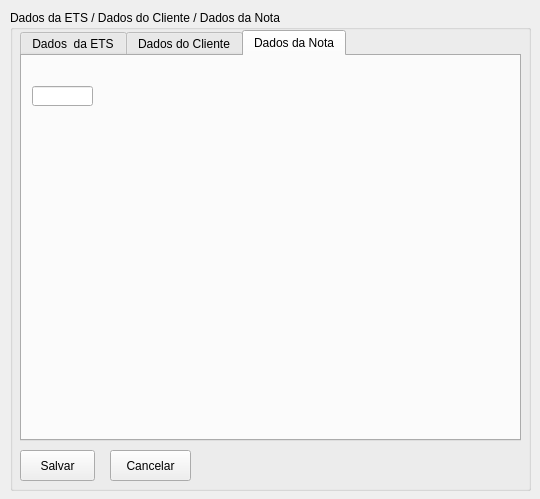
Qt form frm_nota_debito.ui (andrecamposdelfino/gerenciador_fatura) before a commit.
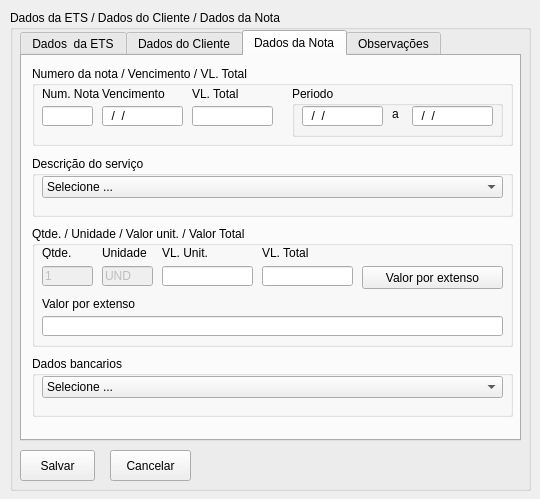
The same form after that commit. The open tabs and pages were chosen to show the change. Icons and pictures are not drawn.

Commit message: Atualização do formulario de nota de debito

Diff of the .ui file:
```diff
--- a/frm_nota_debito.ui
+++ b/frm_nota_debito.ui
@@ -494,14 +494,402 @@
       <attribute name="title">
        <string>Dados da Nota</string>
       </attribute>
-      <widget class="QLineEdit" name="lineEdit">
+      <widget class="QGroupBox" name="groupBox_6">
        <property name="geometry">
         <rect>
          <x>10</x>
-         <y>30</y>
-         <width>61</width>
-         <height>20</height>
+         <y>10</y>
+         <width>481</width>
+         <height>80</height>
         </rect>
+       </property>
+       <property name="title">
+        <string>Numero da nota / Vencimento / VL. Total</string>
+       </property>
+       <widget class="QLineEdit" name="txtNumeroNota">
+        <property name="geometry">
+         <rect>
+          <x>10</x>
+          <y>40</y>
+          <width>51</width>
+          <height>20</height>
+         </rect>
+        </property>
+       </widget>
+       <widget class="QLabel" name="label_15">
+        <property name="geometry">
+         <rect>
+          <x>10</x>
+          <y>20</y>
+          <width>61</width>
+          <height>16</height>
+         </rect>
+        </property>
+        <property name="text">
+         <string>Num. Nota</string>
+        </property>
+       </widget>
+       <widget class="QLabel" name="label_16">
+        <property name="geometry">
+         <rect>
+          <x>70</x>
+          <y>20</y>
+          <width>71</width>
+          <height>16</height>
+         </rect>
+        </property>
+        <property name="text">
+         <string>Vencimento</string>
+        </property>
+       </widget>
+       <widget class="QLineEdit" name="txtVencimento">
+        <property name="geometry">
+         <rect>
+          <x>70</x>
+          <y>40</y>
+          <width>81</width>
+          <height>20</height>
+         </rect>
+        </property>
+        <property name="inputMask">
+         <string>00/00/0000</string>
+        </property>
+       </widget>
+       <widget class="QLabel" name="label_17">
+        <property name="geometry">
+         <rect>
+          <x>160</x>
+          <y>20</y>
+          <width>71</width>
+          <height>16</height>
+         </rect>
+        </property>
+        <property name="text">
+         <string>VL. Total</string>
+        </property>
+       </widget>
+       <widget class="QLineEdit" name="txtValorTotal">
+        <property name="geometry">
+         <rect>
+          <x>160</x>
+          <y>40</y>
+          <width>81</width>
+          <height>20</height>
+         </rect>
+        </property>
+       </widget>
+       <widget class="QGroupBox" name="groupBox_7">
+        <property name="geometry">
+         <rect>
+          <x>260</x>
+          <y>20</y>
+          <width>211</width>
+          <height>51</height>
+         </rect>
+        </property>
+        <property name="title">
+         <string>Periodo</string>
+        </property>
+        <widget class="QLineEdit" name="txtPeriodo1">
+         <property name="geometry">
+          <rect>
+           <x>10</x>
+           <y>20</y>
+           <width>81</width>
+           <height>20</height>
+          </rect>
+         </property>
+         <property name="inputMask">
+          <string>00/00/0000</string>
+         </property>
+        </widget>
+        <widget class="QLineEdit" name="txtPeriodo2">
+         <property name="geometry">
+          <rect>
+           <x>120</x>
+           <y>20</y>
+           <width>81</width>
+           <height>20</height>
+          </rect>
+         </property>
+         <property name="inputMask">
+          <string>00/00/0000</string>
+         </property>
+        </widget>
+        <widget class="QLabel" name="label_18">
+         <property name="geometry">
+          <rect>
+           <x>100</x>
+           <y>20</y>
+           <width>16</width>
+           <height>16</height>
+          </rect>
+         </property>
+         <property name="text">
+          <string>a</string>
+         </property>
+        </widget>
+       </widget>
+      </widget>
+      <widget class="QGroupBox" name="groupBox_8">
+       <property name="geometry">
+        <rect>
+         <x>10</x>
+         <y>100</y>
+         <width>481</width>
+         <height>61</height>
+        </rect>
+       </property>
+       <property name="title">
+        <string>Descrição do serviço</string>
+       </property>
+       <widget class="QComboBox" name="cmbServico">
+        <property name="geometry">
+         <rect>
+          <x>10</x>
+          <y>20</y>
+          <width>461</width>
+          <height>22</height>
+         </rect>
+        </property>
+        <item>
+         <property name="text">
+          <string>Selecione ...</string>
+         </property>
+        </item>
+        <item>
+         <property name="text">
+          <string>LOCAÇÃO DE EQUIPAMENTO SEM OPERADOR</string>
+         </property>
+        </item>
+        <item>
+         <property name="text">
+          <string>LOCAÇÃO DE EQUIPAMENTO COM OPERADOR</string>
+         </property>
+        </item>
+       </widget>
+      </widget>
+      <widget class="QGroupBox" name="groupBox_9">
+       <property name="geometry">
+        <rect>
+         <x>10</x>
+         <y>170</y>
+         <width>481</width>
+         <height>121</height>
+        </rect>
+       </property>
+       <property name="title">
+        <string>Qtde. / Unidade / Valor unit. / Valor Total</string>
+       </property>
+       <widget class="QLineEdit" name="txtQtde">
+        <property name="enabled">
+         <bool>false</bool>
+        </property>
+        <property name="geometry">
+         <rect>
+          <x>10</x>
+          <y>40</y>
+          <width>51</width>
+          <height>20</height>
+         </rect>
+        </property>
+        <property name="text">
+         <string>1</string>
+        </property>
+       </widget>
+       <widget class="QLabel" name="label_19">
+        <property name="geometry">
+         <rect>
+          <x>10</x>
+          <y>20</y>
+          <width>47</width>
+          <height>13</height>
+         </rect>
+        </property>
+        <property name="text">
+         <string>Qtde.</string>
+        </property>
+       </widget>
+       <widget class="QLabel" name="label_20">
+        <property name="geometry">
+         <rect>
+          <x>70</x>
+          <y>20</y>
+          <width>47</width>
+          <height>13</height>
+         </rect>
+        </property>
+        <property name="text">
+         <string>Unidade</string>
+        </property>
+       </widget>
+       <widget class="QLineEdit" name="txtUnidade">
+        <property name="enabled">
+         <bool>false</bool>
+        </property>
+        <property name="geometry">
+         <rect>
+          <x>70</x>
+          <y>40</y>
+          <width>51</width>
+          <height>20</height>
+         </rect>
+        </property>
+        <property name="text">
+         <string>UND</string>
+        </property>
+       </widget>
+       <widget class="QLabel" name="label_21">
+        <property name="geometry">
+         <rect>
+          <x>130</x>
+          <y>20</y>
+          <width>47</width>
+          <height>13</height>
+         </rect>
+        </property>
+        <property name="text">
+         <string>VL. Unit.</string>
+        </property>
+       </widget>
+       <widget class="QLineEdit" name="txtValorUnitario">
+        <property name="geometry">
+         <rect>
+          <x>130</x>
+          <y>40</y>
+          <width>91</width>
+          <height>20</height>
+         </rect>
+        </property>
+       </widget>
+       <widget class="QLabel" name="label_22">
+        <property name="geometry">
+         <rect>
+          <x>230</x>
+          <y>20</y>
+          <width>47</width>
+          <height>13</height>
+         </rect>
+        </property>
+        <property name="text">
+         <string>VL. Total.</string>
+        </property>
+       </widget>
+       <widget class="QLineEdit" name="txtValorTotal_2">
+        <property name="geometry">
+         <rect>
+          <x>230</x>
+          <y>40</y>
+          <width>91</width>
+          <height>20</height>
+         </rect>
+        </property>
+       </widget>
+       <widget class="QPushButton" name="btnConverterPoExtenso">
+        <property name="geometry">
+         <rect>
+          <x>330</x>
+          <y>40</y>
+          <width>141</width>
+          <height>23</height>
+         </rect>
+        </property>
+        <property name="text">
+         <string>Valor por extenso</string>
+        </property>
+        <property name="icon">
+         <iconset>
+          <normaloff>icones/cash_1538271.png</normaloff>icones/cash_1538271.png</iconset>
+        </property>
+       </widget>
+       <widget class="QLineEdit" name="txtValorPorExtenso">
+        <property name="geometry">
+         <rect>
+          <x>10</x>
+          <y>90</y>
+          <width>461</width>
+          <height>20</height>
+         </rect>
+        </property>
+       </widget>
+       <widget class="QLabel" name="label_23">
+        <property name="geometry">
+         <rect>
+          <x>10</x>
+          <y>70</y>
+          <width>111</width>
+          <height>16</height>
+         </rect>
+        </property>
+        <property name="text">
+         <string>Valor por extenso</string>
+        </property>
+       </widget>
+      </widget>
+      <widget class="QGroupBox" name="groupBox_10">
+       <property name="geometry">
+        <rect>
+         <x>10</x>
+         <y>300</y>
+         <width>481</width>
+         <height>61</height>
+        </rect>
+       </property>
+       <property name="title">
+        <string>Dados bancarios</string>
+       </property>
+       <widget class="QComboBox" name="cmbConta">
+        <property name="geometry">
+         <rect>
+          <x>10</x>
+          <y>20</y>
+          <width>461</width>
+          <height>22</height>
+         </rect>
+        </property>
+        <item>
+         <property name="text">
+          <string>Selecione ...</string>
+         </property>
+        </item>
+        <item>
+         <property name="text">
+          <string>ENGE - BANCO BRADESCO - 237 AG : 5386 CC : 13616-6</string>
+         </property>
+        </item>
+        <item>
+         <property name="text">
+          <string>TERRA - BANCO BRADESCO - 237 AG : 5386 CC : 13615-6</string>
+         </property>
+        </item>
+       </widget>
+      </widget>
+     </widget>
+     <widget class="QWidget" name="tab_4">
+      <attribute name="title">
+       <string>Observações</string>
+      </attribute>
+      <widget class="QPlainTextEdit" name="txtObservacao">
+       <property name="geometry">
+        <rect>
+         <x>10</x>
+         <y>40</y>
+         <width>481</width>
+         <height>321</height>
+        </rect>
+       </property>
+      </widget>
+      <widget class="QLabel" name="label_24">
+       <property name="geometry">
+        <rect>
+         <x>10</x>
+         <y>10</y>
+         <width>111</width>
+         <height>16</height>
+        </rect>
+       </property>
+       <property name="text">
+        <string>Observações</string>
        </property>
       </widget>
      </widget>
```
Left out of the diff: 4 changed lines with no effect on the pictures. The commit also changes 1 other file.
